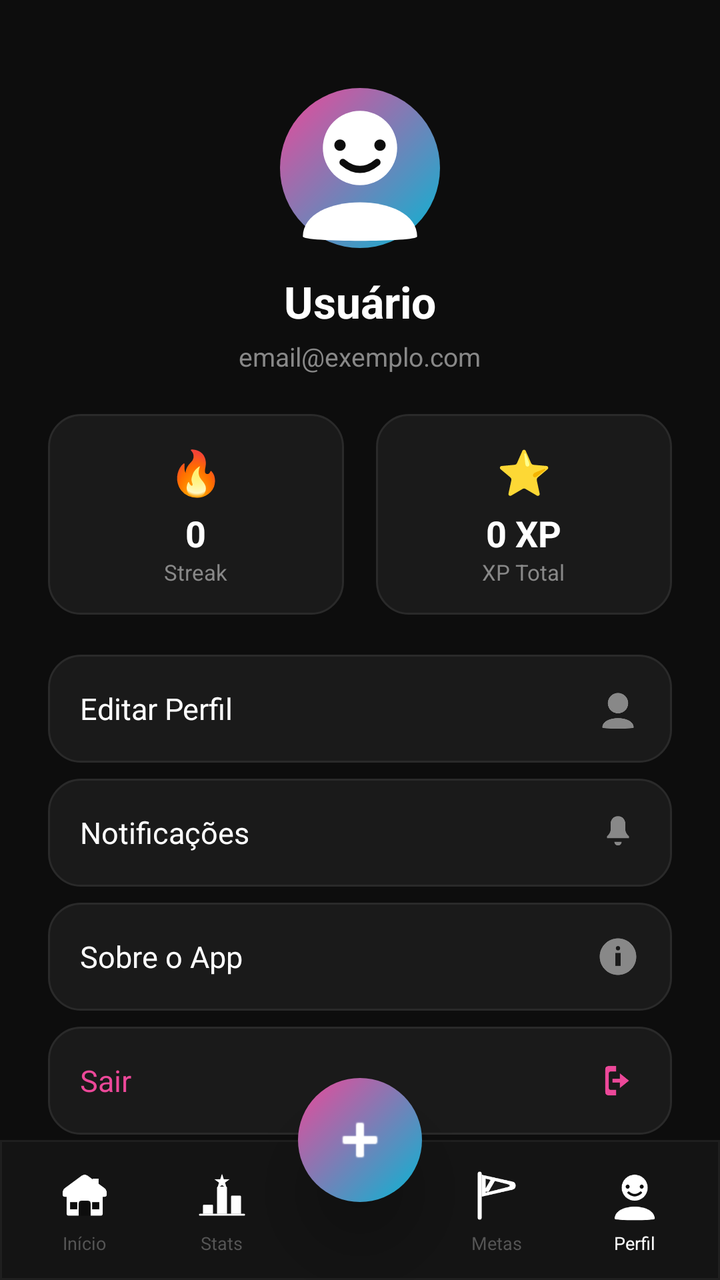
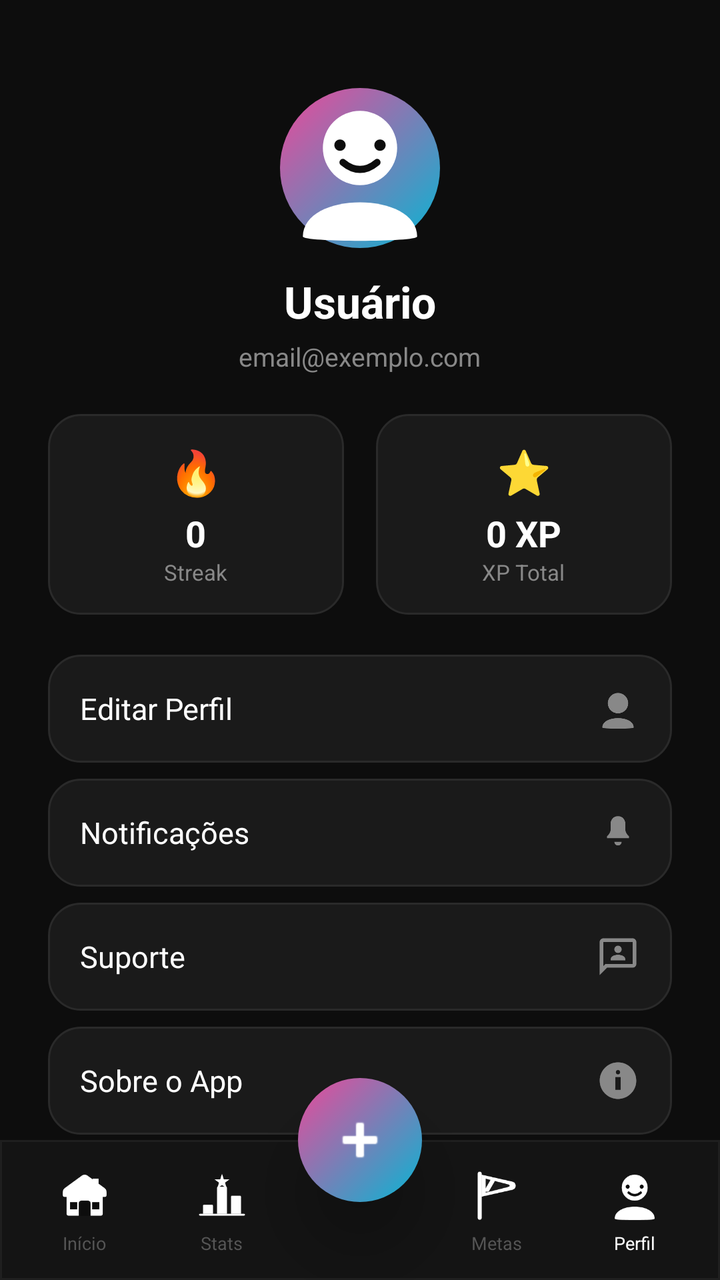

Two renders of the same Android screen: before a commit and after it. Below are the layout's source before the change and the commit's diff.
<!-- AndroidManifest.xml: application theme Theme.Focus -->
<!-- res/layout/activity_profile.xml -->
<?xml version="1.0" encoding="utf-8"?>
<androidx.constraintlayout.widget.ConstraintLayout
    xmlns:android="http://schemas.android.com/apk/res/android"
    xmlns:app="http://schemas.android.com/apk/res-auto"
    android:layout_width="match_parent"
    android:layout_height="match_parent"
    android:background="#0D0D0D">

    
    <LinearLayout
        android:id="@+id/profileHeader"
        android:layout_width="0dp"
        android:layout_height="wrap_content"
        android:orientation="vertical"
        android:gravity="center"
        android:layout_marginTop="44dp"
        android:layout_marginStart="24dp"
        android:layout_marginEnd="24dp"
        app:layout_constraintTop_toTopOf="parent"
        app:layout_constraintStart_toStartOf="parent"
        app:layout_constraintEnd_toEndOf="parent">

        
        <ImageView
            android:id="@+id/imgProfileAvatar"
            android:layout_width="80dp"
            android:layout_height="80dp"
            android:src="@drawable/ic_nav_profile"
            android:background="@drawable/circle_gradient_bg"
            android:scaleType="centerCrop"
            android:contentDescription="Avatar"/>

        <TextView
            android:id="@+id/txtProfileName"
            android:layout_width="wrap_content"
            android:layout_height="wrap_content"
            android:text="Usuário"
            android:textColor="#FFFFFF"
            android:textSize="22sp"
            android:textStyle="bold"
            android:layout_marginTop="12dp"/>

        <TextView
            android:id="@+id/txtProfileEmail"
            android:layout_width="wrap_content"
            android:layout_height="wrap_content"
            android:text="email@exemplo.com"
            android:textColor="#888888"
            android:textSize="13sp"
            android:layout_marginTop="4dp"/>

    </LinearLayout>

    
    <LinearLayout
        android:id="@+id/profileStats"
        android:layout_width="0dp"
        android:layout_height="wrap_content"
        android:orientation="horizontal"
        android:layout_marginTop="20dp"
        android:layout_marginStart="24dp"
        android:layout_marginEnd="24dp"
        app:layout_constraintTop_toBottomOf="@id/profileHeader"
        app:layout_constraintStart_toStartOf="parent"
        app:layout_constraintEnd_toEndOf="parent">

        
        <LinearLayout
            android:layout_width="0dp"
            android:layout_height="wrap_content"
            android:layout_weight="1"
            android:layout_marginEnd="8dp"
            android:background="@drawable/bg_stat_card"
            android:orientation="vertical"
            android:gravity="center"
            android:padding="14dp">

            <TextView android:layout_width="wrap_content" android:layout_height="wrap_content"
                android:text="🔥" android:textSize="22sp"/>

            <TextView android:id="@+id/txtProfileStreak"
                android:layout_width="wrap_content" android:layout_height="wrap_content"
                android:text="0" android:textColor="#FFFFFF"
                android:textSize="18sp" android:textStyle="bold" android:layout_marginTop="4dp"/>

            <TextView android:layout_width="wrap_content" android:layout_height="wrap_content"
                android:text="Streak" android:textColor="#888888" android:textSize="11sp"/>
        </LinearLayout>

        
        <LinearLayout
            android:layout_width="0dp"
            android:layout_height="wrap_content"
            android:layout_weight="1"
            android:layout_marginStart="8dp"
            android:background="@drawable/bg_stat_card"
            android:orientation="vertical"
            android:gravity="center"
            android:padding="14dp">

            <TextView android:layout_width="wrap_content" android:layout_height="wrap_content"
                android:text="⭐" android:textSize="22sp"/>

            <TextView android:id="@+id/txtProfileXP"
                android:layout_width="wrap_content" android:layout_height="wrap_content"
                android:text="0 XP" android:textColor="#FFFFFF"
                android:textSize="18sp" android:textStyle="bold" android:layout_marginTop="4dp"/>

            <TextView android:layout_width="wrap_content" android:layout_height="wrap_content"
                android:text="XP Total" android:textColor="#888888" android:textSize="11sp"/>
        </LinearLayout>

    </LinearLayout>

    
    <LinearLayout
        android:id="@+id/settingsContainer"
        android:layout_width="0dp"
        android:layout_height="0dp"
        android:orientation="vertical"
        android:layout_marginTop="20dp"
        android:layout_marginStart="24dp"
        android:layout_marginEnd="24dp"
        app:layout_constraintTop_toBottomOf="@id/profileStats"
        app:layout_constraintBottom_toTopOf="@id/bottomNav"
        app:layout_constraintStart_toStartOf="parent"
        app:layout_constraintEnd_toEndOf="parent">

        <LinearLayout android:id="@+id/btnEditProfile" style="@style/MenuRowStyle">
            <TextView style="@style/MenuRowText" android:text="Editar Perfil"/>
            <ImageView android:layout_width="22dp" android:layout_height="22dp"
                android:src="@drawable/ic_nav_profile" app:tint="#888888"/>
        </LinearLayout>

        <LinearLayout android:id="@+id/btnNotifications" style="@style/MenuRowStyle" android:layout_marginTop="8dp">
            <TextView style="@style/MenuRowText" android:text="Notificações"/>
            <ImageView android:layout_width="22dp" android:layout_height="22dp"
                android:src="@drawable/icon_notification" app:tint="#888888"/>
        </LinearLayout>

        <LinearLayout android:id="@+id/btnAbout" style="@style/MenuRowStyle" android:layout_marginTop="8dp">
            <TextView style="@style/MenuRowText" android:text="Sobre o App"/>
            <ImageView android:layout_width="22dp" android:layout_height="22dp"
                android:src="@drawable/icon_info" app:tint="#888888"/>
        </LinearLayout>

        <LinearLayout android:id="@+id/btnLogout" style="@style/MenuRowStyle" android:layout_marginTop="8dp">
            <TextView
                android:layout_width="0dp"
                android:layout_height="wrap_content"
                android:layout_weight="1"
                android:text="Sair"
                android:textColor="#EC4899"
                android:textSize="15sp"/>
            <ImageView android:layout_width="22dp" android:layout_height="22dp"
                android:src="@drawable/icon_logout" app:tint="#EC4899"/>
        </LinearLayout>

    </LinearLayout>

    
    <LinearLayout
        android:id="@+id/bottomNav"
        android:layout_width="0dp"
        android:layout_height="70dp"
        android:background="@drawable/bg_bottom_nav"
        android:orientation="horizontal"
        android:gravity="center"
        android:weightSum="5"
        android:paddingStart="8dp"
        android:paddingEnd="8dp"
        android:elevation="16dp"
        app:layout_constraintBottom_toBottomOf="parent"
        app:layout_constraintStart_toStartOf="parent"
        app:layout_constraintEnd_toEndOf="parent">

        <LinearLayout android:layout_width="0dp" android:layout_height="match_parent"
            android:layout_weight="1" android:orientation="vertical" android:gravity="center">
            <androidx.appcompat.widget.AppCompatImageButton
                android:id="@+id/navHome" android:layout_width="30dp" android:layout_height="30dp"
                android:src="@drawable/ic_nav_home" android:background="@android:color/transparent"
                android:contentDescription="Início" android:padding="0dp"/>
            <TextView android:id="@+id/lblHome" android:layout_width="wrap_content"
                android:layout_height="wrap_content" android:text="Início"
                android:textSize="9sp" android:textColor="#555555" android:layout_marginTop="3dp"/>
        </LinearLayout>

        <LinearLayout android:layout_width="0dp" android:layout_height="match_parent"
            android:layout_weight="1" android:orientation="vertical" android:gravity="center">
            <androidx.appcompat.widget.AppCompatImageButton
                android:id="@+id/navStats" android:layout_width="30dp" android:layout_height="30dp"
                android:src="@drawable/ic_nav_stats" android:background="@android:color/transparent"
                android:contentDescription="Stats" android:padding="0dp"/>
            <TextView android:id="@+id/lblStats" android:layout_width="wrap_content"
                android:layout_height="wrap_content" android:text="Stats"
                android:textSize="9sp" android:textColor="#555555" android:layout_marginTop="3dp"/>
        </LinearLayout>

        <Space android:layout_width="0dp" android:layout_height="0dp" android:layout_weight="1"/>

        <LinearLayout android:layout_width="0dp" android:layout_height="match_parent"
            android:layout_weight="1" android:orientation="vertical" android:gravity="center">
            <androidx.appcompat.widget.AppCompatImageButton
                android:id="@+id/navGoals" android:layout_width="30dp" android:layout_height="30dp"
                android:src="@drawable/ic_nav_goals" android:background="@android:color/transparent"
                android:contentDescription="Metas" android:padding="0dp"/>
            <TextView android:id="@+id/lblGoals" android:layout_width="wrap_content"
                android:layout_height="wrap_content" android:text="Metas"
                android:textSize="9sp" android:textColor="#555555" android:layout_marginTop="3dp"/>
        </LinearLayout>

        <LinearLayout android:layout_width="0dp" android:layout_height="match_parent"
            android:layout_weight="1" android:orientation="vertical" android:gravity="center">
            <androidx.appcompat.widget.AppCompatImageButton
                android:id="@+id/navProfile" android:layout_width="30dp" android:layout_height="30dp"
                android:src="@drawable/ic_nav_profile" android:background="@android:color/transparent"
                android:contentDescription="Perfil" android:padding="0dp"/>
            <TextView android:id="@+id/lblProfile" android:layout_width="wrap_content"
                android:layout_height="wrap_content" android:text="Perfil"
                android:textSize="9sp" android:textColor="#FFFFFF" android:layout_marginTop="3dp"/>
        </LinearLayout>

    </LinearLayout>

    
    <androidx.appcompat.widget.AppCompatImageButton
        android:id="@+id/btnAdd"
        android:layout_width="62dp"
        android:layout_height="62dp"
        android:background="@drawable/circle_gradient_bg"
        android:src="@android:drawable/ic_input_add"
        android:padding="16dp"
        android:contentDescription="Adicionar tarefa"
        app:tint="#FFFFFF"
        android:elevation="20dp"
        app:layout_constraintBottom_toTopOf="@id/bottomNav"
        app:layout_constraintStart_toStartOf="parent"
        app:layout_constraintEnd_toEndOf="parent"
        android:translationY="31dp"/>

</androidx.constraintlayout.widget.ConstraintLayout>
<!-- resources referenced by this layout -->
<resources>
  <!-- drawable bg_bottom_nav (drawable) -->
  <?xml version="1.0" encoding="utf-8"?>
  <shape xmlns:android="http://schemas.android.com/apk/res/android"
      android:shape="rectangle">
      <solid android:color="#141414"/>
      <stroke android:width="1dp" android:color="#1F1F1F"/>
  </shape>
  <!-- drawable bg_stat_card (drawable) -->
  <?xml version="1.0" encoding="utf-8"?>
  <shape xmlns:android="http://schemas.android.com/apk/res/android"
      android:shape="rectangle">
      <solid android:color="#1A1A1A"/>
      <stroke android:width="1dp" android:color="#2A2A2A"/>
      <corners android:radius="16dp"/>
  </shape>
  <!-- drawable circle_gradient_bg (drawable) -->
  <?xml version="1.0" encoding="utf-8"?>
  <shape xmlns:android="http://schemas.android.com/apk/res/android"
      android:shape="oval">
      <gradient
          android:startColor="#06B6D4"
          android:endColor="#EC4899"
          android:type="linear"
          android:angle="135"/>
  </shape>
  <!-- drawable icon_info (drawable) -->
  <vector xmlns:android="http://schemas.android.com/apk/res/android"
      android:width="24dp"
      android:height="24dp"
      android:viewportWidth="24"
      android:viewportHeight="24">
  
      <path
          android:fillColor="#FFFFFF"
          android:fillType="evenOdd"
          android:pathData="
              M12,2C6.48,2 2,6.48 2,12C2,17.52 6.48,22 12,22C17.52,22 22,17.52 22,12C22,6.48 17.52,2 12,2Z
  
              M12,6.2A1.2,1.2 0 1,1 11.99,6.2Z
              M10.5,10H13.5V17H10.5Z"/>
  
  </vector>
  <!-- drawable icon_notification (drawable) -->
  <vector xmlns:android="http://schemas.android.com/apk/res/android"
      android:width="24dp"
      android:height="24dp"
      android:viewportWidth="24"
      android:viewportHeight="24">
  
      
      <path
          android:pathData="M12,3C9.5,3 8,5 8,7V10C8,11.5 7.3,12.8 6,14V15H18V14C16.7,12.8 16,11.5 16,10V7C16,5 14.5,3 12,3Z"
          android:fillColor="#FFFFFF"/>
  
      
      <path
          android:pathData="M10,17C10,18.1 10.9,19 12,19C13.1,19 14,18.1 14,17H10Z"
          android:fillColor="#FFFFFF"/>
  
  </vector>
  <style name="MenuRowStyle">
          <item name="android:layout_width">match_parent</item>
          <item name="android:layout_height">wrap_content</item>
          <item name="android:background">@drawable/bg_stat_card</item>
          <item name="android:orientation">horizontal</item>
          <item name="android:gravity">center_vertical</item>
          <item name="android:padding">16dp</item>
      </style>
  <style name="MenuRowText">
          <item name="android:layout_width">0dp</item>
          <item name="android:layout_height">wrap_content</item>
          <item name="android:layout_weight">1</item>
          <item name="android:textColor">#FFFFFF</item>
          <item name="android:textSize">15sp</item>
      </style>
  <style name="Theme.Focus" parent="Base.Theme.Focus" />
  <style name="Base.Theme.Focus" parent="Theme.Material3.DayNight.NoActionBar">
          
          
      </style>
  <!-- unchanged entries left out for length: 5 -->
</resources>

<!-- the commit's change to res/layout/activity_profile.xml (unified diff, before → after) -->
@@ -136,6 +136,12 @@
             <TextView style="@style/MenuRowText" android:text="Notificações"/>
             <ImageView android:layout_width="22dp" android:layout_height="22dp"
                 android:src="@drawable/icon_notification" app:tint="#888888"/>
+        </LinearLayout>
+
+        <LinearLayout android:id="@+id/btnSup" style="@style/MenuRowStyle" android:layout_marginTop="8dp">
+            <TextView style="@style/MenuRowText" android:text="Suporte"/>
+            <ImageView android:layout_width="22dp" android:layout_height="22dp"
+                android:src="@drawable/icon_sup" app:tint="#888888"/>
         </LinearLayout>
 
         <LinearLayout android:id="@+id/btnAbout" style="@style/MenuRowStyle" android:layout_marginTop="8dp">
<!-- resource entries referenced after the edit -->
@@ -60,6 +60,12 @@
           android:fillColor="#FFFFFF"/>
   
   </vector>
+  <!-- drawable icon_sup (drawable) -->
+  <vector xmlns:android="http://schemas.android.com/apk/res/android" android:height="24dp" android:tint="#FFFFFF" android:viewportHeight="960" android:viewportWidth="960" android:width="24dp">
+        
+      <path android:fillColor="@android:color/white" android:pathData="M320,560L640,560L640,538Q640,494 596,467Q552,440 480,440Q408,440 364,467Q320,494 320,538L320,560ZM536.5,376.5Q560,353 560,320Q560,287 536.5,263.5Q513,240 480,240Q447,240 423.5,263.5Q400,287 400,320Q400,353 423.5,376.5Q447,400 480,400Q513,400 536.5,376.5ZM80,880L80,160Q80,127 103.5,103.5Q127,80 160,80L800,80Q833,80 856.5,103.5Q880,127 880,160L880,640Q880,673 856.5,696.5Q833,720 800,720L240,720L80,880ZM206,640L800,640Q800,640 800,640Q800,640 800,640L800,160Q800,160 800,160Q800,160 800,160L160,160Q160,160 160,160Q160,160 160,160L160,685L206,640ZM160,640L160,640L160,160Q160,160 160,160Q160,160 160,160L160,160Q160,160 160,160Q160,160 160,160L160,640Q160,640 160,640Q160,640 160,640Z"/>
+      
+  </vector>
   <style name="MenuRowStyle">
           <item name="android:layout_width">match_parent</item>
           <item name="android:layout_height">wrap_content</item>
